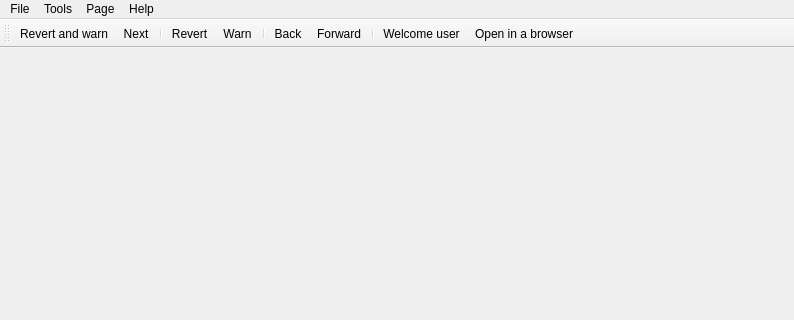
The window that huggle/mainwindow.ui (huggle/huggle3-qt-lx) describes before a commit, drawn with Qt 5; both pictures show x 0 to 794 and y 0 to 320 of the 794 by 482 pixel window.
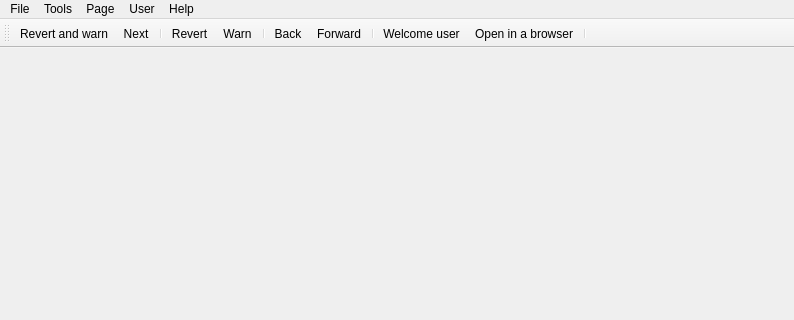
The same window after the commit. Icons and pictures are not drawn.

Commit message: user badness score

```diff
--- a/huggle/mainwindow.ui
+++ b/huggle/mainwindow.ui
@@ -57,7 +57,7 @@
      <x>0</x>
      <y>0</y>
      <width>794</width>
-     <height>21</height>
+     <height>23</height>
     </rect>
    </property>
    <widget class="QMenu" name="menuFile">
@@ -94,9 +94,17 @@
     <addaction name="actionOpen_page_in_browser"/>
     <addaction name="actionOpen_page_history_in_browser"/>
    </widget>
+   <widget class="QMenu" name="menuUser">
+    <property name="title">
+     <string>User</string>
+    </property>
+    <addaction name="actionIncrease_badness_score_by_20"/>
+    <addaction name="actionDecrease_badness_score_by_20"/>
+   </widget>
    <addaction name="menuFile"/>
    <addaction name="menuTools"/>
    <addaction name="menuPage"/>
+   <addaction name="menuUser"/>
    <addaction name="menuHelp"/>
   </widget>
   <widget class="QToolBar" name="mainToolBar">
@@ -117,6 +125,7 @@
    <addaction name="separator"/>
    <addaction name="actionWelcome_user"/>
    <addaction name="actionOpen_in_a_browser"/>
+   <addaction name="separator"/>
   </widget>
   <widget class="QStatusBar" name="statusBar"/>
   <action name="actionPreferences">
```
Left out of the diff: 21 changed lines with no effect on the pictures. The commit also changes 6 other files.
